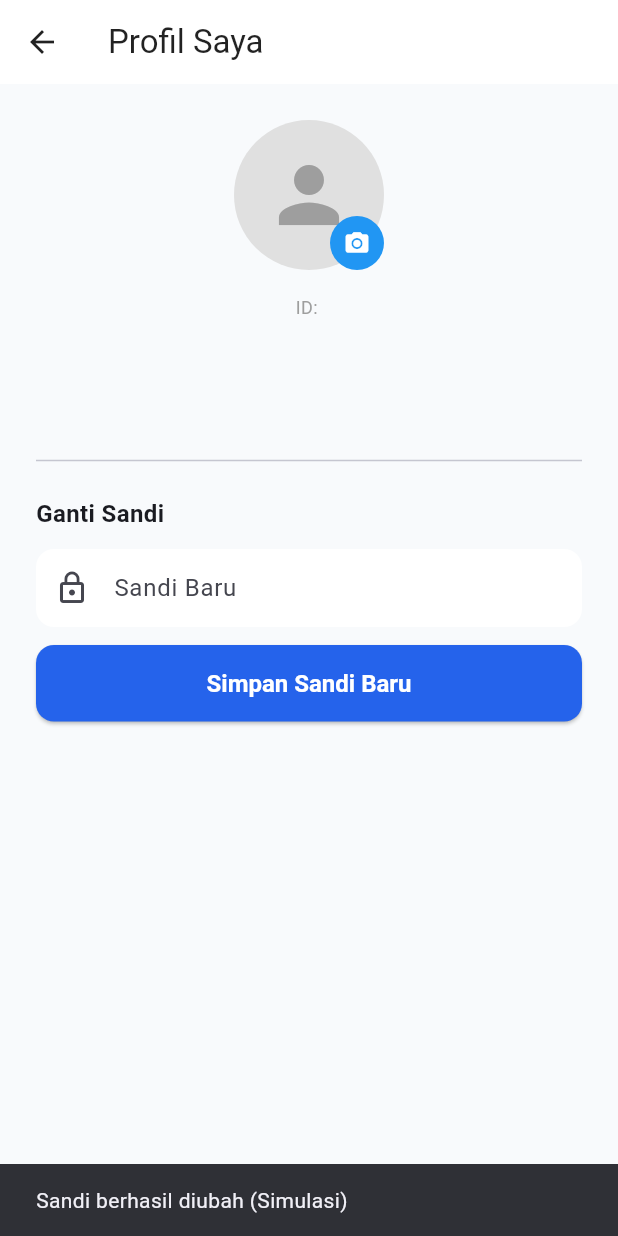
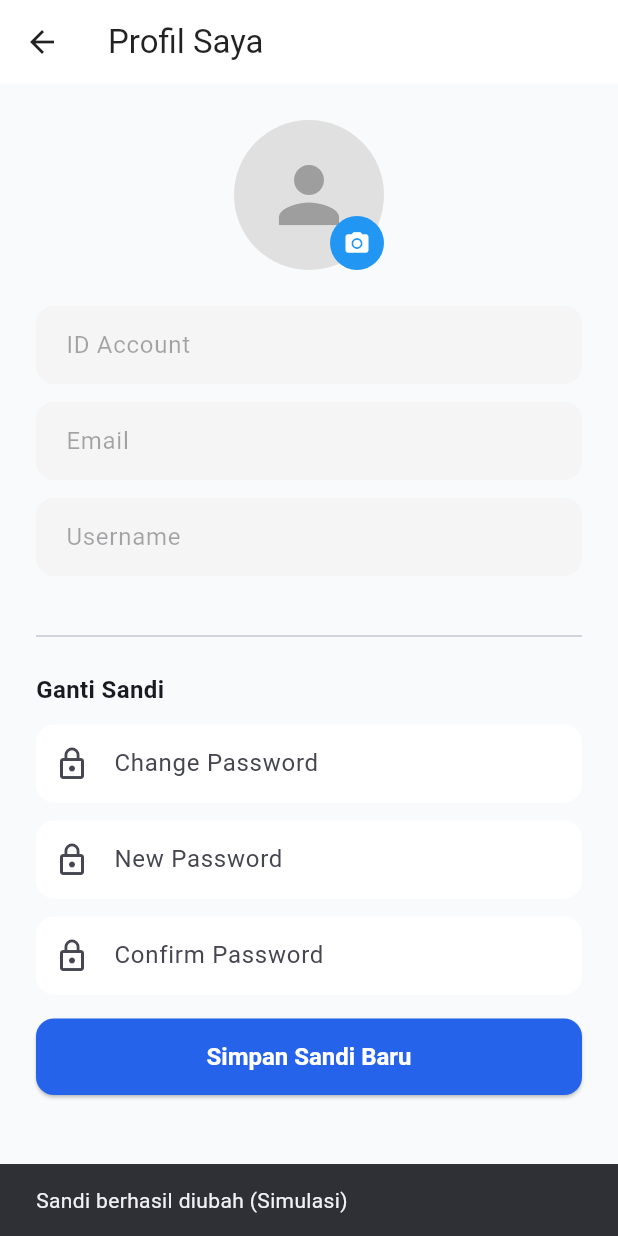
Before and after one commit to someyaka555/StockFlow, a Flutter app: the ProfilePage screen opened directly, after a tap on "Simpan Sandi Baru", on a phone screen of 412 x 824 dp. Run offline on Flutter 3.47's test engine with Material 3 defaults, Android fonts, the phone set to English and light mode, and no system bars; our stand-ins replace dio, shared_preferences; accounts and stored records are empty.

Commit message:
Add files via upload

```diff
--- a/mobile/lib/ui/shared/profile_page.dart
+++ b/mobile/lib/ui/shared/profile_page.dart
@@ -9,11 +9,15 @@ class ProfilePage extends StatefulWidget {
 }
 
 class _ProfilePageState extends State<ProfilePage> {
+  final _oldPass = TextEditingController();
   final _newPass = TextEditingController();
+  final _confirmPass = TextEditingController();
 
   @override
   Widget build(BuildContext context) {
     final user = context.watch<AuthProvider>().user;
+    // Menghapus spasi pada username
+    final cleanUsername = (user?.username ?? '-').replaceAll(' ', '');
 
     return Scaffold(
       appBar: AppBar(title: const Text('Profil Saya')),
@@ -47,13 +51,14 @@ class _ProfilePageState extends State<ProfilePage> {
                 ],
               ),
             ),
-            const SizedBox(height: 16),
-            // ID Account
-            Text('ID: ${user?.id ?? '-'}', style: const TextStyle(color: Colors.grey, fontSize: 12)),
-            const SizedBox(height: 4),
-            // Username & Email
-            Text(user?.username ?? '-', style: const TextStyle(fontSize: 20, fontWeight: FontWeight.bold)),
-            Text(user?.email ?? '-', style: const TextStyle(color: Colors.grey)),
+            const SizedBox(height: 24),
+
+            // Read-Only Form
+            _buildReadOnlyField('ID Account', user?.id ?? '-'),
+            const SizedBox(height: 12),
+            _buildReadOnlyField('Email', user?.email ?? '-'),
+            const SizedBox(height: 12),
+            _buildReadOnlyField('Username', cleanUsername),
 
             const SizedBox(height: 32),
             const Divider(),
@@ -66,17 +71,35 @@ class _ProfilePageState extends State<ProfilePage> {
             ),
             const SizedBox(height: 12),
             TextField(
+              controller: _oldPass,
+              obscureText: true,
+              decoration: const InputDecoration(labelText: 'Change Password', prefixIcon: Icon(Icons.lock_outline)),
+            ),
+            const SizedBox(height: 12),
+            TextField(
               controller: _newPass,
               obscureText: true,
-              decoration: const InputDecoration(labelText: 'Sandi Baru', prefixIcon: Icon(Icons.lock_outline)),
+              decoration: const InputDecoration(labelText: 'New Password', prefixIcon: Icon(Icons.lock_outline)),
             ),
             const SizedBox(height: 12),
+            TextField(
+              controller: _confirmPass,
+              obscureText: true,
+              decoration: const InputDecoration(labelText: 'Confirm Password', prefixIcon: Icon(Icons.lock_outline)),
+            ),
+            const SizedBox(height: 16),
             SizedBox(
               width: double.infinity,
               child: ElevatedButton(
                 onPressed: () {
+                  if (_newPass.text != _confirmPass.text) {
+                    ScaffoldMessenger.of(context).showSnackBar(const SnackBar(content: Text('Sandi baru tidak cocok!')));
+                    return;
+                  }
                   ScaffoldMessenger.of(context).showSnackBar(const SnackBar(content: Text('Sandi berhasil diubah (Simulasi)')));
+                  _oldPass.clear();
                   _newPass.clear();
+                  _confirmPass.clear();
                 },
                 child: const Text('Simpan Sandi Baru'),
               ),
@@ -86,4 +109,18 @@ class _ProfilePageState extends State<ProfilePage> {
       ),
     );
   }
+
+  Widget _buildReadOnlyField(String label, String value) {
+    return TextField(
+      enabled: false,
+      controller: TextEditingController(text: value),
+      decoration: InputDecoration(
+        labelText: label,
+        filled: true,
+        fillColor: Colors.grey[100],
+        border: OutlineInputBorder(borderRadius: BorderRadius.circular(12), borderSide: BorderSide.none),
+        contentPadding: const EdgeInsets.symmetric(horizontal: 16, vertical: 14),
+      ),
+    );
+  }
 }
```
